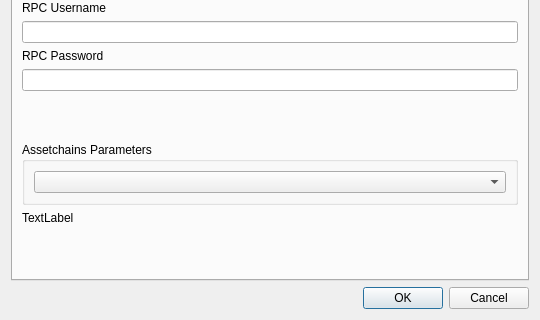
Qt form src/settings.ui (DeckerSU/zec-qt-wallet) before a commit; both pictures show x 0 to 540 and y 184 to 504 of the 540 by 504 pixel window.
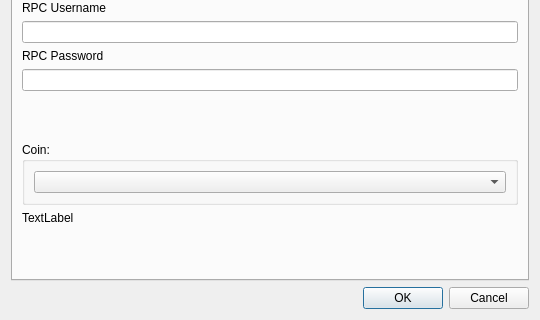
The same form after that commit.

Commit message: determine token name at startup

Patch:
```diff
--- a/src/settings.ui
+++ b/src/settings.ui
@@ -144,7 +144,7 @@
        <item>
         <widget class="QGroupBox" name="assetchainsGroupBox">
          <property name="title">
-          <string>Assetchains Parameters</string>
+          <string>Coin:</string>
          </property>
          <layout class="QHBoxLayout" name="horizontalLayout" stretch="1">
           <item>
```
The commit also changes 1 other file.
